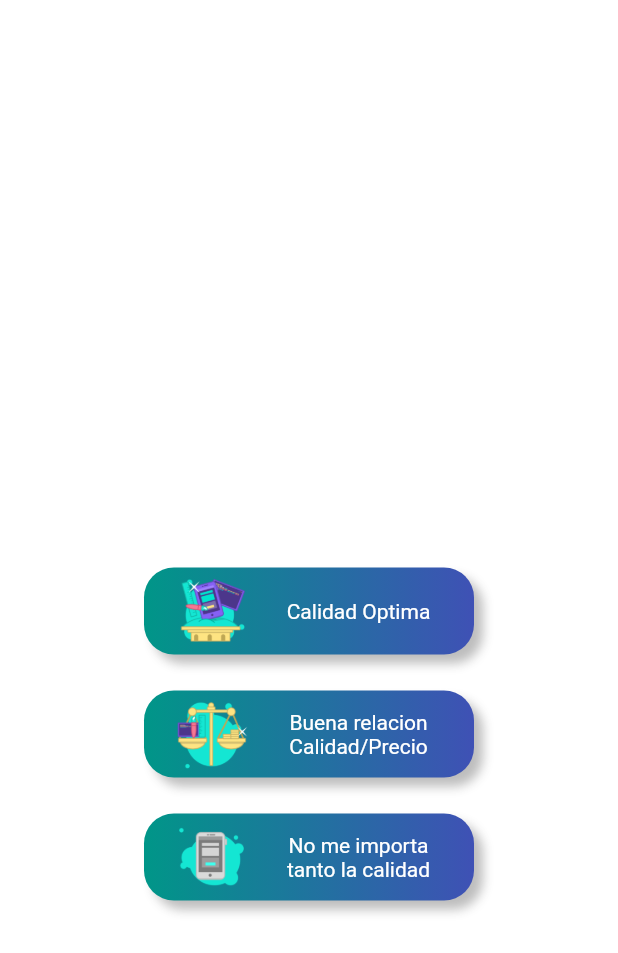
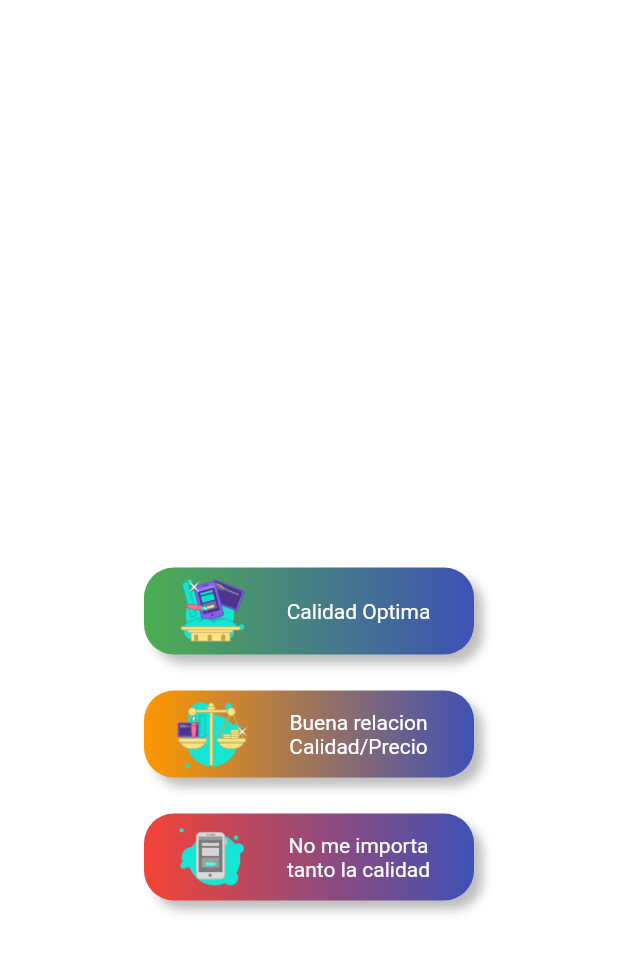
Before and after one commit to hotakutsuki/quotemyapp, a Flutter app: the screen it shows after launch, after a tap on "Cotiza mi App!", after a tap on "Buena relacion Calidad/Precio", on a phone screen of 412 x 824 dp. Shown: the top 953 px of the screen. Run offline on Flutter 3.47's test engine with Material 2 defaults, Android fonts, the phone set to English and light mode, and no system bars.

Commit message:
colors and stuff

```diff
--- a/lib/PageQuality.dart
+++ b/lib/PageQuality.dart
@@ -24,14 +24,17 @@ class QualityPage extends StatelessWidget {
           MyCard(
               text: 'Calidad Optima',
               image: AssetImage('assets/answer11.png'),
+              color: Colors.green,
               action: addAnswer),
           MyCard(
               text: 'Buena relacion Calidad/Precio',
               image: AssetImage('assets/answer12.png'),
+              color: Colors.orange,
               action: addAnswer),
           MyCard(
               text: 'No me importa tanto la calidad',
               image: AssetImage('assets/answer13.png'),
+              color: Colors.red,
               action: addAnswer),
         ];
         break;
@@ -41,13 +44,16 @@ class QualityPage extends StatelessWidget {
           MyCard(
               text: 'Android',
               image: AssetImage('assets/answer21.png'),
+              color: Colors.green,
               action: addAnswer),
           MyCard(
               text: 'iOS',
               image: AssetImage('assets/answer22.png'),
+              color: Colors.white70,
               action: addAnswer),
           MyCard(
               text: 'Android & iOS',
+              color: Colors.blue,
               image: AssetImage('assets/answer23.png'),
               action: addAnswer),
         ];
--- a/lib/Widgets/CustomScrollPhysics.dart
+++ b/lib/Widgets/CustomScrollPhysics.dart
@@ -12,7 +12,6 @@ class CustomScrollPhysics extends ScrollPhysics {
 
   @override
   double applyBoundaryConditions(ScrollMetrics position, double value) {
-    print(isGoingRight);
     assert(() {
       if (value == position.pixels) {
         throw FlutterError(
--- a/lib/Widgets/MyCard.dart
+++ b/lib/Widgets/MyCard.dart
@@ -3,12 +3,14 @@ import 'package:flutter/material.dart';
 class MyCard extends StatelessWidget {
   final String text;
   final AssetImage image;
+  final Color color;
   final Function action;
 
   const MyCard({
     Key key,
     this.text,
     this.image,
+    this.color,
     @required this.action,
   }) : super(key: key);
 
@@ -18,14 +20,18 @@ class MyCard extends StatelessWidget {
       padding: const EdgeInsets.all(12),
       child: InkWell(
         onDoubleTap: () => print('doublw'),
-        onTap: () => action(text),
+        onTap: () => action(
+          text,
+          image,
+          color,
+        ),
         highlightColor: Colors.transparent,
         splashColor: Colors.transparent,
         child: Container(
           width: 220,
           padding: EdgeInsets.all(4),
           decoration: BoxDecoration(
-              gradient: LinearGradient(colors: [Colors.teal, Colors.indigo]),
+              gradient: LinearGradient(colors: [color, Colors.indigo]),
               borderRadius: BorderRadius.circular(20),
               boxShadow: [
                 BoxShadow(
@@ -45,8 +51,14 @@ class MyCard extends StatelessWidget {
                   height: 50,
                 ),
               ),
-              Expanded(child: Text(text, textAlign: TextAlign.center,)),
-              SizedBox(width: 16,)
+              Expanded(
+                  child: Text(
+                text,
+                textAlign: TextAlign.center,
+              )),
+              SizedBox(
+                width: 16,
+              )
             ],
           ),
         ),
```
Also changed, not shown: lib/myPageView.dart (+5 -5 lines).
